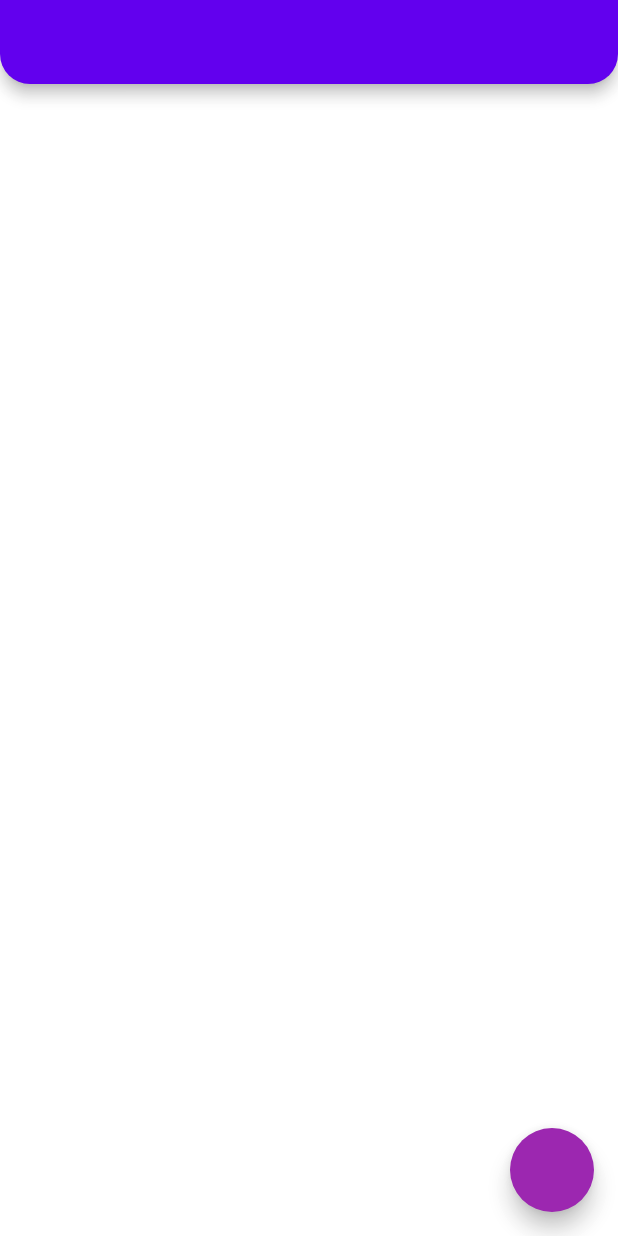
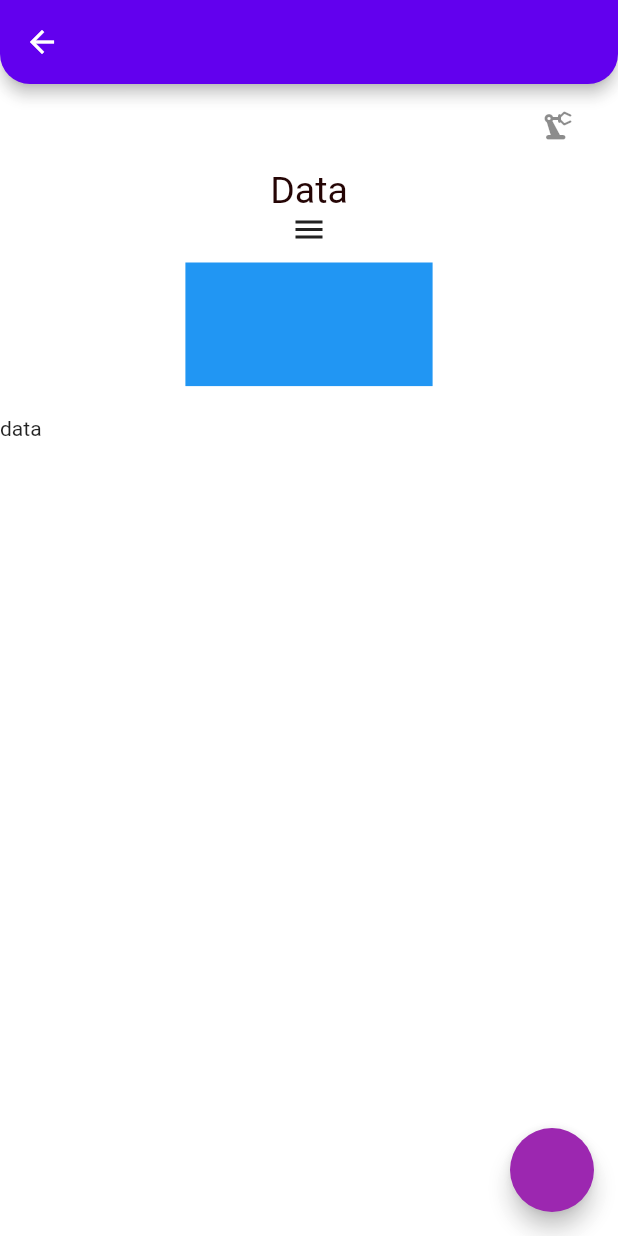
Before and after one commit to eceyarent/flutter_full_learn, a Flutter app: the AnimatedLearn screen opened directly, on a phone screen of 412 x 824 dp. Run offline on Flutter 3.47's test engine with Material 2 defaults, Android fonts, the phone set to English and light mode, and no system bars; our stand-ins replace dio, flutter_spinkit.

Commit message:
#11 update

```diff
--- a/lib/202/animated_learn.dart
+++ b/lib/202/animated_learn.dart
@@ -7,11 +7,28 @@ class AnimatedLearn extends StatefulWidget {
   State<AnimatedLearn> createState() => _AnimatedLearnState();
 }
 
-class _AnimatedLearnState extends State<AnimatedLearn> {
+class _AnimatedLearnState extends State<AnimatedLearn>
+    with TickerProviderStateMixin {
+  @override
+  void initState() {
+    super.initState();
+    _controller =
+        AnimationController(vsync: this, duration: _DurationItems.durationLow);
+  }
+
   bool _isVisible = false;
+  bool _isOpacity = false;
+  late AnimationController _controller;
   void changeVisible() {
     setState(() {
       _isVisible = !_isVisible;
+      _controller.animateTo(_isVisible ? 1 : 0);
+    });
+  }
+
+  void changeOpacity() {
+    setState(() {
+      _isOpacity = !_isOpacity;
     });
   }
 
@@ -25,7 +42,51 @@ class _AnimatedLearnState extends State<AnimatedLearn> {
           changeVisible();
         },
       ),
-      );
+      body: Column(
+        children: [
+          ListTile(
+            title: AnimatedOpacity(
+                opacity: _isOpacity ? 1 : 0,
+                duration: _DurationItems.durationLow,
+                child: Text('Data')),
+            trailing: IconButton(
+              onPressed: () {
+                changeOpacity();
+              },
+              icon: Icon(Icons.precision_manufacturing_rounded),
+            ),
+          ),
+          AnimatedDefaultTextStyle(
+              style: (_isVisible
+                      ? context.textTheme().headline1
+                      : context.textTheme().subtitle1) ??
+                  TextStyle(),
+              duration: _DurationItems.durationLow,
+              child: Text('Data')),
+          AnimatedIcon(icon: AnimatedIcons.menu_close, progress: _controller),
+          AnimatedContainer(
+            duration: _DurationItems.durationLow,
+            height: _isVisible ? 0 : MediaQuery.of(context).size.width * 0.2,
+            width: MediaQuery.of(context).size.height * 0.2,
+            color: Colors.blue,
+            margin: EdgeInsets.all(10),
+          ),
+          Expanded(
+              child: Stack(
+            children: const [
+              AnimatedPositioned(
+                  top: 10,
+                  curve: Curves.elasticInOut,
+                  duration: _DurationItems.durationLow,
+                  child: Text('data'))
+            ],
+          )),
+          Expanded(
+              child: AnimatedList(
+            itemBuilder: (context, index, animation) => Text('data'),
+          ))
+        ],
+      ));
 
   AnimatedCrossFade _animatedWidget() => AnimatedCrossFade(
       firstChild: Placeholder(),
--- /dev/null
+++ b/lib/202/custom_exception.dart
@@ -0,0 +1,4 @@
+class FileDownLoadException implements Exception {
+  @override
+  String toString() => 'File download has failed';
+}
--- a/lib/main.dart
+++ b/lib/main.dart
@@ -1,5 +1,5 @@
 import 'package:flutter/material.dart';
-import 'package:flutter_full_learn/202/animated_learn.dart';
+import 'package:flutter_full_learn/202/form_learn_view.dart';
 
 import 'package:flutter_full_learn/202/theme/light_theme.dart';
 
@@ -43,6 +43,6 @@ class MyApp extends StatelessWidget {
         //   systemOverlayStyle: SystemUiOverlayStyle.light,
         //   backgroundColor: Colors.transparent,
         //   elevation: 0, )
-        home: const AnimatedLearn(),
+        home: const FormLearnView(),
       );
 }
```
Also changed, not shown: lib/202/form_learn_view.dart (added, +47 -0 lines), lib/202/oop_learn.dart (added, +57 -0 lines), lib/202/oop_learn_view.dart (added, +33 -0 lines), lib/202/state_manage/state_learn_view_model.dart (added, +25 -0 lines), lib/202/state_manage/state_manage_learn_view.dart (added, +41 -0 lines). Lines whose indentation alone changed are shown as unchanged.
